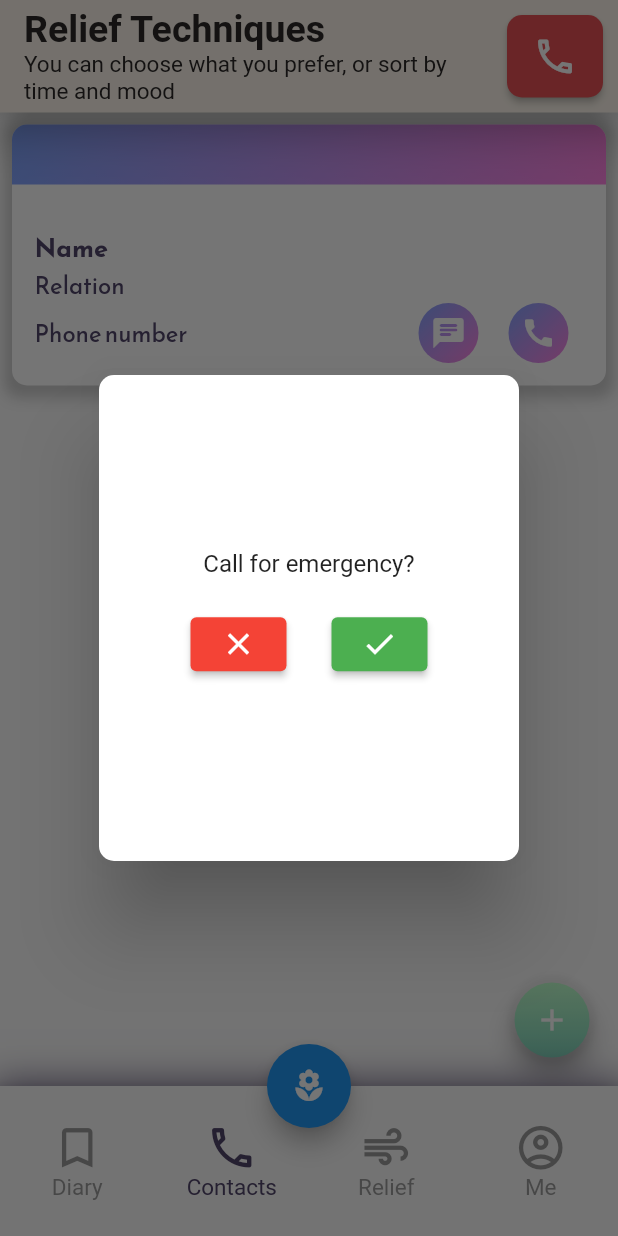
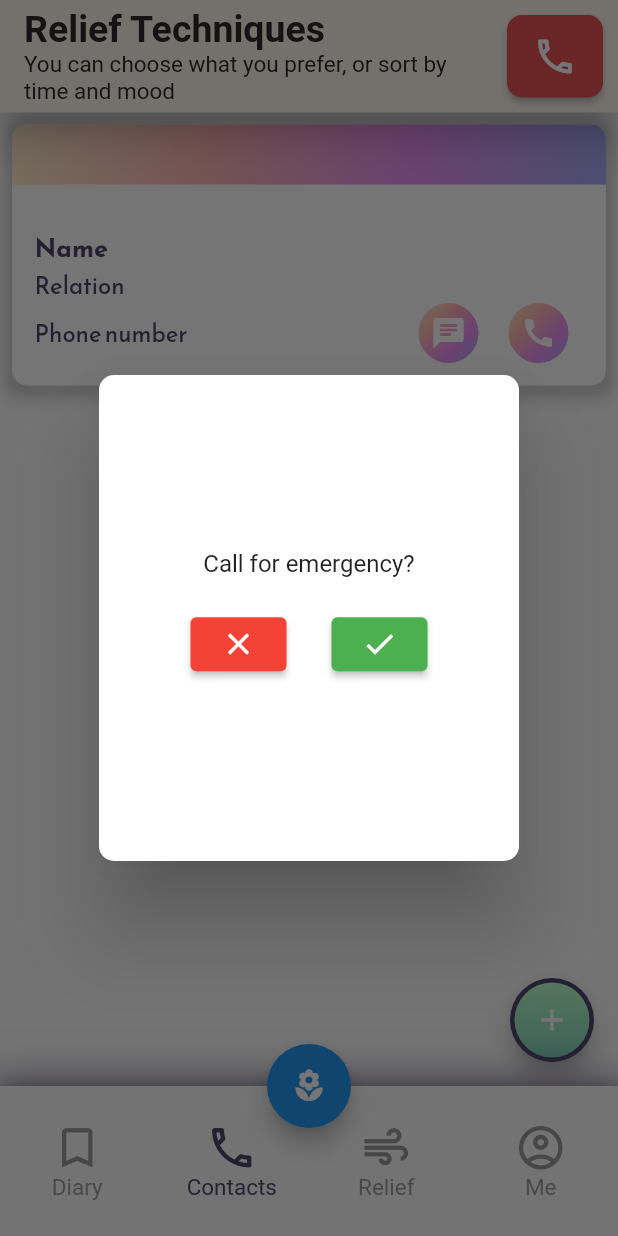
Before and after one commit to AlexShor0103/Team-2136-ReliefLink, a Flutter app: the screen it shows after launch, item 2 of the bottom bar chosen, after a tap on the "add" icon, after a tap on the "phone" icon, on a phone screen of 412 x 824 dp. Run offline on Flutter 3.47's test engine with Material 2 defaults, Android fonts, the phone set to English and light mode, and no system bars; our stand-ins replace chewie, google_maps_flutter, shared_preferences, video_player; missing offline and left inert: store_redirect.

Commit message:
change color of contact to proper gradient

```diff
--- a/lib/components/EmergencyContact.dart
+++ b/lib/components/EmergencyContact.dart
@@ -202,7 +202,7 @@ class _EmergencyContactState extends State<EmergencyContact> {
               children: [
                 Container(
                   decoration: BoxDecoration(
-                    gradient: AppConstants.gradsByMood['anxious'],
+                    gradient: AppConstants.getGradByName('distractingContact'),
                     borderRadius: const BorderRadius.only(
                       topRight: Radius.circular(10),
                       topLeft: Radius.circular(10),
@@ -266,7 +266,7 @@ class _EmergencyContactState extends State<EmergencyContact> {
                           child: Container(
                             decoration: BoxDecoration(
                               shape: BoxShape.circle,
-                              gradient: AppConstants.gradsByMood['anxious'],
+                              gradient: AppConstants.getGradByName('distractingContact'),
                             ),
                             child: CircleAvatar(
                               backgroundColor: Colors.transparent,
@@ -291,7 +291,7 @@ class _EmergencyContactState extends State<EmergencyContact> {
                           child: Container(
                             decoration: BoxDecoration(
                               shape: BoxShape.circle,
-                              gradient: AppConstants.gradsByMood['anxious'],
+                              gradient: AppConstants.getGradByName('distractingContact'),
                             ),
                             child: CircleAvatar(
                               backgroundColor: Colors.transparent,
--- a/lib/screens/ContactsScreen.dart
+++ b/lib/screens/ContactsScreen.dart
@@ -67,7 +67,7 @@ class _ContactsScreenState extends State<ContactsScreen> {
             }
           });
         },
-        backgroundColor: Colors.transparent,
+        backgroundColor: AppColors.font,
         child: Container(
           child: Padding(
             padding: const EdgeInsets.all(13.0),
```
